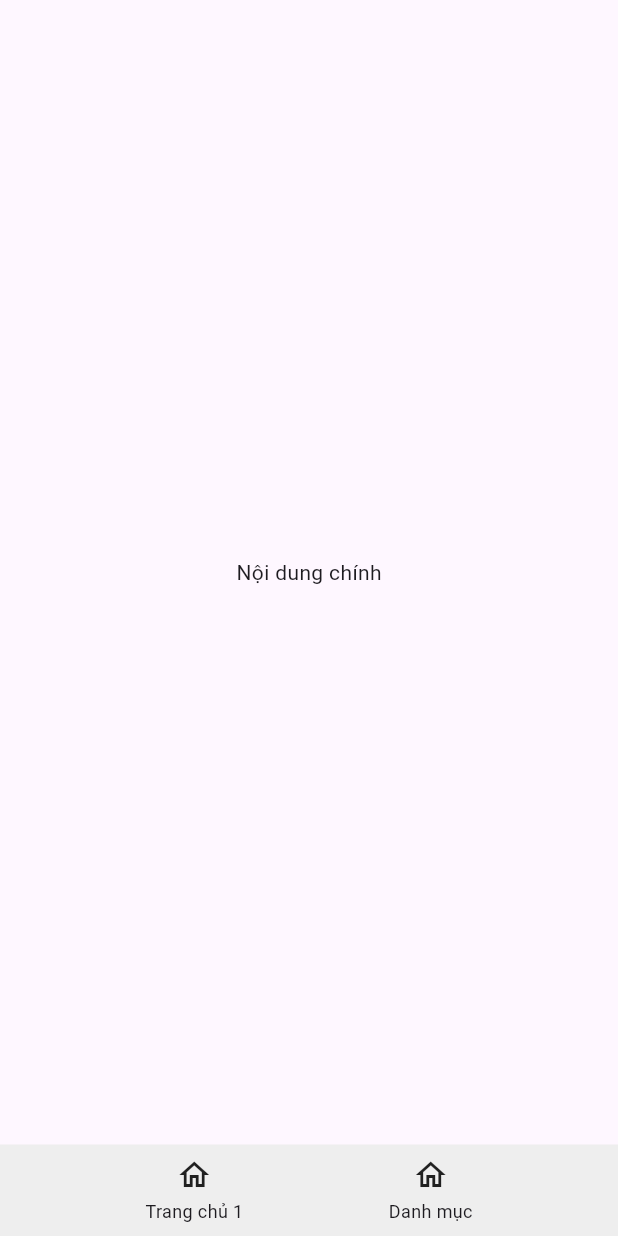
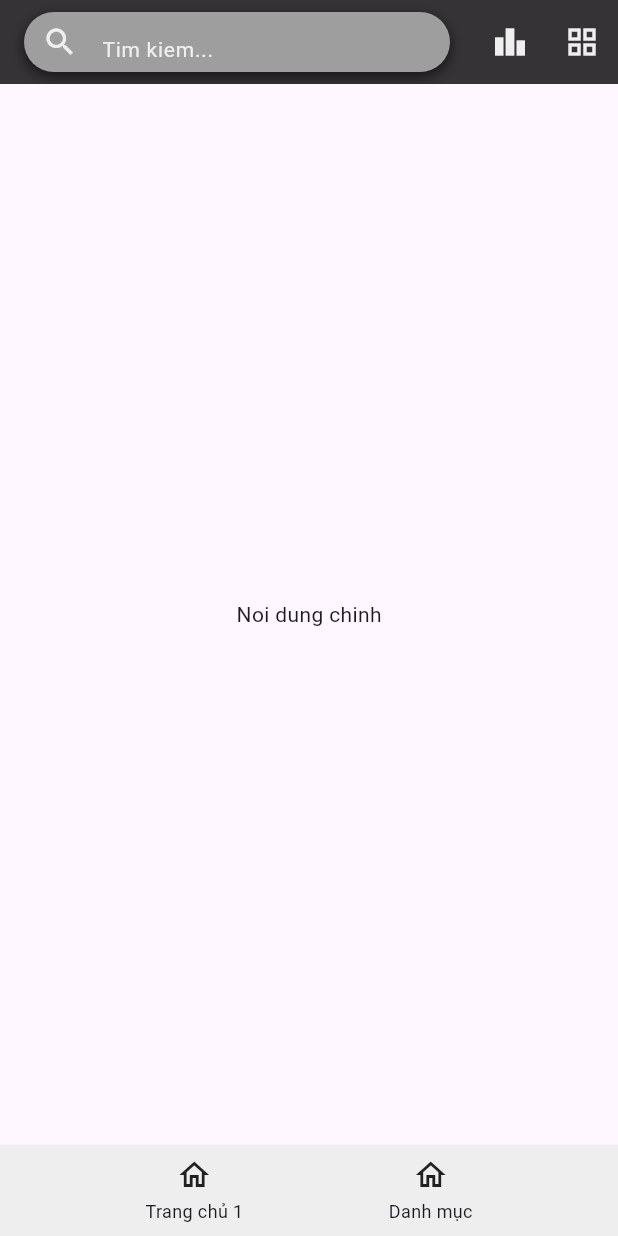
Before and after one commit to thainvh22github/AppReadBook, a Flutter app: the screen it shows after launch, on a phone screen of 412 x 824 dp. Run offline on Flutter 3.47's test engine with Material 3 defaults, Android fonts, the phone set to English and light mode, and no system bars.

Commit message:
them file thanh tim kiem

```diff
--- /dev/null
+++ b/FE/flutter_application_1/lib/base/search_bar.dart
@@ -0,0 +1,75 @@
+import 'package:flutter/material.dart';
+
+class searchBar extends StatelessWidget {
+  const searchBar({super.key});
+
+  @override
+  /**
+   * nvtduong
+   * 6/9/25
+   * thanh tim kiem
+   */
+  Widget build(BuildContext context) {
+    return Scaffold(
+      appBar: AppBar(
+        backgroundColor: const Color.fromARGB(202, 0, 0, 0),
+        title: Container(
+          height: 40,
+          decoration: BoxDecoration(
+            color: Colors.grey,
+            borderRadius: BorderRadius.circular(30),
+            boxShadow: [
+              BoxShadow(
+                color: const Color.fromARGB(
+                  255,
+                  0,
+                  0,
+                  0,
+                ).withOpacity(0.5), // mau bong
+                spreadRadius: 1, //do lan bong
+                blurRadius: 6, // do mo
+                offset: const Offset(0, 3), // ngang - doc
+              ),
+            ],
+          ),
+          child: TextField(
+            decoration: InputDecoration(
+              hintText: "Tim kiem...",
+              hintStyle: const TextStyle(
+                color: Color.fromARGB(255, 239, 239, 239),
+                fontSize: 14,
+              ),
+              prefixIcon: const Icon(
+                Icons.search,
+                color: Color.fromARGB(255, 239, 239, 239),
+              ),
+              border: InputBorder.none,
+              contentPadding: const EdgeInsets.symmetric(vertical: 10),
+            ),
+          ),
+        ),
+        actions: [
+          IconButton(
+            icon: const Icon(
+              Icons.leaderboard,
+              color: Color.fromARGB(255, 239, 239, 239),
+            ),
+            onPressed: () {
+              print("Thong bao");
+            },
+          ),
+          IconButton(
+            icon: const Icon(
+              Icons.grid_view,
+              color: Color.fromARGB(255, 239, 239, 239),
+            ),
+            onPressed: () {
+              print("Thong bao");
+            },
+          ),
+        ],
+      ),
+      body: const Center(child: Text("Noi dung chinh")),
+    );
+  }
+}
--- a/FE/flutter_application_1/lib/main.dart
+++ b/FE/flutter_application_1/lib/main.dart
@@ -1,5 +1,6 @@
 import 'package:flutter/material.dart';
 import 'base/bottom_nav_button.dart'; // import file widget base
+import 'base/search_bar.dart'; // import file widget base
 
 void main() {
   runApp(const MyApp());
@@ -20,7 +21,7 @@ class MyHomePage extends StatelessWidget {
   @override
   Widget build(BuildContext context) {
     return Scaffold(
-      body: const Center(child: Text("Nội dung chính")),
+      body: searchBar(),
       bottomNavigationBar: Container(
         padding: const EdgeInsets.symmetric(vertical: 8),
         color: Colors.grey[200],
```
